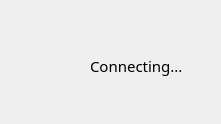
Above: dialogconn.ui from zZENiro/messengerZ before the change. Below: the same form after it.
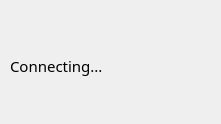
That is the form after the change.

```diff
--- a/dialogconn.ui
+++ b/dialogconn.ui
@@ -16,10 +16,10 @@
   <widget class="QLabel" name="StateChecker">
    <property name="geometry">
     <rect>
-     <x>90</x>
-     <y>50</y>
-     <width>101</width>
-     <height>31</height>
+     <x>10</x>
+     <y>40</y>
+     <width>201</width>
+     <height>51</height>
     </rect>
    </property>
    <property name="font">
```
